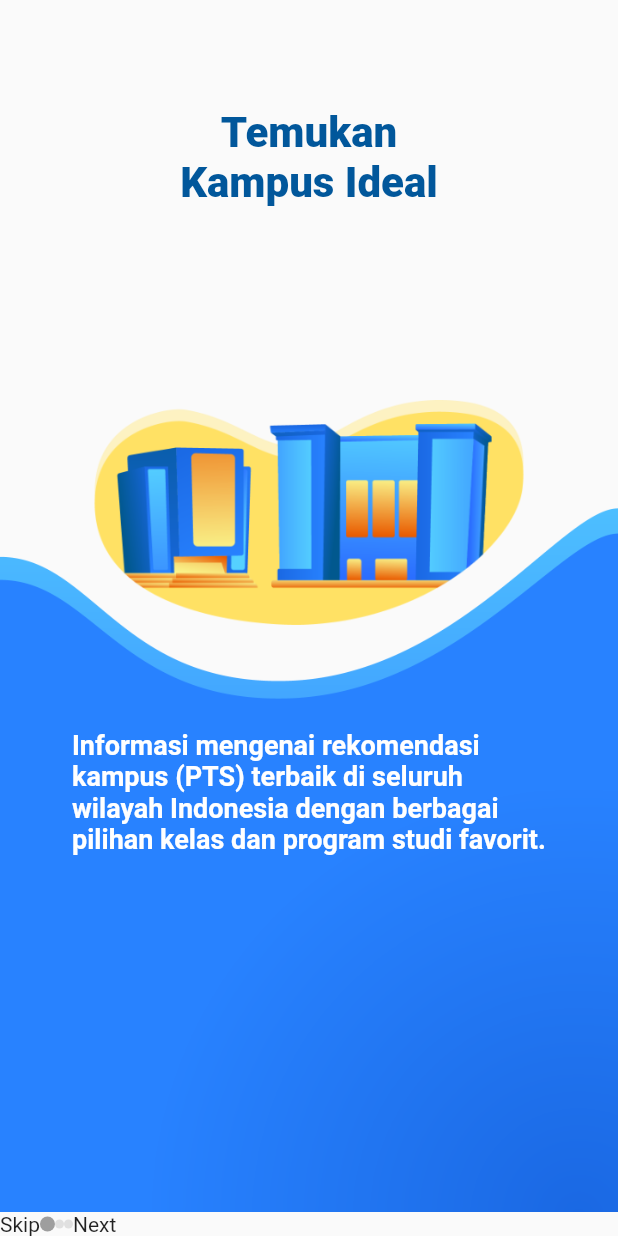
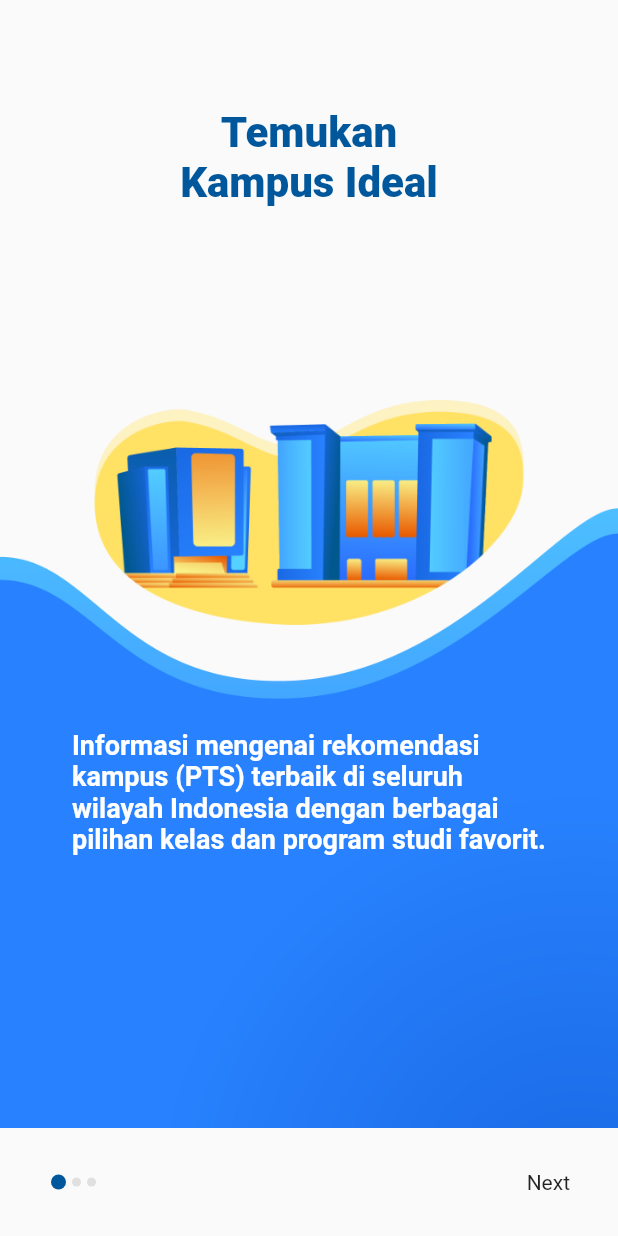
Before and after one commit to ApreaKosasih/onboarding_app_v1, a Flutter app: the screen it shows after launch, on a phone screen of 412 x 824 dp. Run offline on Flutter 3.47's test engine with Material 2 defaults, Android fonts, the phone set to English and light mode, and no system bars.

Commit message:
Remove Unused Text Button

```diff
--- a/lib/pages/onboarding.dart
+++ b/lib/pages/onboarding.dart
@@ -21,11 +21,11 @@ class _HomeState extends State<Home> {
 
   Widget pageIndexIndicator(bool isCurrentPage) {
     return Container(
-      padding: EdgeInsets.symmetric(horizontal: 2.0),
+      margin: EdgeInsets.symmetric(horizontal: 2.0),
       height: isCurrentPage ? 10.0 : 6.0,
       width: isCurrentPage ? 10.0 : 6.0,
       decoration: BoxDecoration(
-          color: isCurrentPage ? Colors.grey : Colors.grey[300],
+          color: isCurrentPage ? Colors.lightBlue[900] : Colors.grey[300],
           borderRadius: BorderRadius.circular(12)),
     );
   }
@@ -49,9 +49,11 @@ class _HomeState extends State<Home> {
           }),
       bottomSheet: currentIndex != slides.length - 1
           ? Container(
+              height: 72,
+              padding: EdgeInsets.symmetric(horizontal: 32),
               child: Row(
+                mainAxisAlignment: MainAxisAlignment.spaceBetween,
                 children: [
-                  InkWell(onTap: () {}, child: Text("Skip")),
                   Row(
                     children: [
                       for (int i = 0; i < slides.length; i++)
@@ -60,12 +62,27 @@ class _HomeState extends State<Home> {
                             : pageIndexIndicator(false)
                     ],
                   ),
-                  InkWell(onTap: () {}, child: Text("Next")),
+                  GestureDetector(onTap: () {}, child: Text("Next")),
                 ],
               ),
             )
           : Container(
-              child: Text(""),
+              height: 72,
+              padding: EdgeInsets.symmetric(horizontal: 32),
+              child: Row(
+                mainAxisAlignment: MainAxisAlignment.spaceBetween,
+                children: [
+                  Row(
+                    children: [
+                      for (int i = 0; i < slides.length; i++)
+                        currentIndex == i
+                            ? pageIndexIndicator(true)
+                            : pageIndexIndicator(false)
+                    ],
+                  ),
+                  GestureDetector(onTap: () {}, child: Text("Skip")),
+                ],
+              ),
             ),
     );
   }
```
